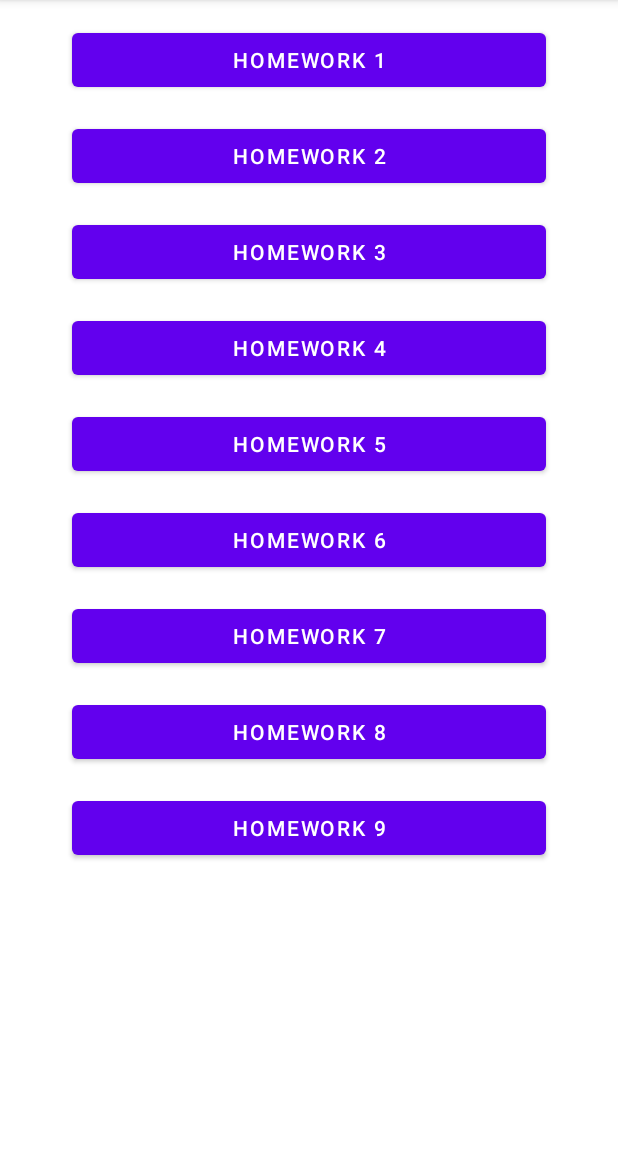
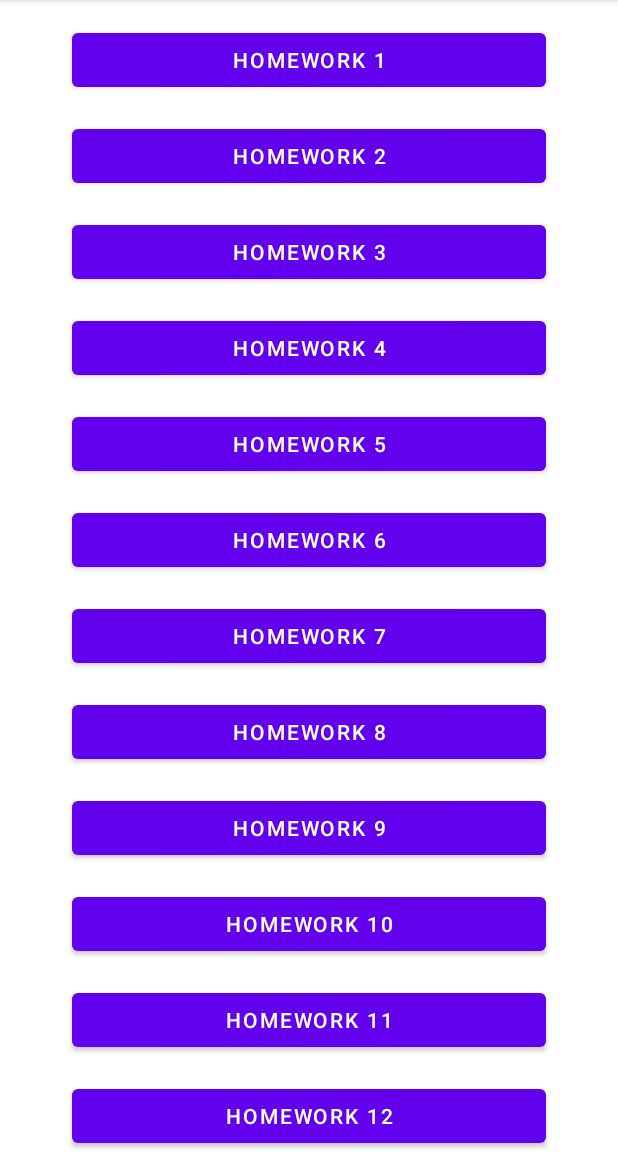
Before and after one commit to Dmitry-Zv/My-application, an Android app: the screen it shows after launch (MainActivity), on a phone screen of 412 x 824 dp, the part 84-1236 px from its top. Run offline under Robolectric (Android 15) with nearby library versions, the phone set to English and light mode, and no system bars.

```diff
--- a/app/src/main/AndroidManifest.xml
+++ b/app/src/main/AndroidManifest.xml
@@ -11,7 +11,8 @@
         android:roundIcon="@mipmap/ic_launcher_round"
         android:supportsRtl="true"
         android:theme="@style/AppTheme">
-        <activity android:name=".homework8.Homework8"></activity>
+        <activity android:name=".homework11.Homework11"></activity>
+        <activity android:name=".homework8.Homework8" />
         <activity android:name=".homework7.Homework7" />
         <activity android:name=".homework6.Homework6" />
         <activity android:name=".homework5.HomePage" />
--- a/app/src/main/java/by/zharikov/myapplication/MainActivity.kt
+++ b/app/src/main/java/by/zharikov/myapplication/MainActivity.kt
@@ -3,6 +3,7 @@ package by.zharikov.myapplication
 import android.content.Intent
 import androidx.appcompat.app.AppCompatActivity
 import android.os.Bundle
+import by.zharikov.myapplication.homework11.Homework11
 import by.zharikov.myapplication.homework2.Homework2
 import by.zharikov.myapplication.homework3.Homework3
 import by.zharikov.myapplication.homework4.Homework4
@@ -21,7 +22,7 @@ class MainActivity : AppCompatActivity() {
             startActivity(intent)
         }
         button2.setOnClickListener {
-            val intent = Intent(this, Homework2::class.java )
+            val intent = Intent(this, Homework2::class.java)
             startActivity(intent)
         }
         button3.setOnClickListener {
@@ -48,5 +49,8 @@ class MainActivity : AppCompatActivity() {
             val intent = Intent(this, Homework8::class.java)
             startActivity(intent)
         }
+        button11.setOnClickListener {
+            startActivity(Intent(this, Homework11::class.java))
+        }
     }
 }
--- a/app/src/main/res/layout/activity_main.xml
+++ b/app/src/main/res/layout/activity_main.xml
@@ -5,6 +5,16 @@
     android:layout_width="match_parent"
     android:layout_height="match_parent"
     tools:context=".MainActivity">
+
+    <ScrollView
+        android:layout_width="match_parent"
+        android:layout_height="wrap_content"
+        app:layout_constraintTop_toTopOf="parent">
+
+        <LinearLayout
+            android:layout_width="match_parent"
+            android:layout_height="wrap_content"
+            android:orientation="vertical">
 
             <Button
                 android:id="@+id/button"
@@ -65,6 +75,7 @@
                 android:layout_marginEnd="48dp"
                 android:text="@string/homework6"
                 app:layout_constraintTop_toBottomOf="@+id/button5" />
+
             <Button
                 android:id="@+id/button7"
                 android:layout_width="match_parent"
@@ -74,6 +85,7 @@
                 android:layout_marginEnd="48dp"
                 android:text="@string/homework_7"
                 app:layout_constraintTop_toBottomOf="@+id/button6" />
+
             <Button
                 android:id="@+id/button8"
                 android:layout_width="match_parent"
@@ -83,6 +95,7 @@
                 android:layout_marginEnd="48dp"
                 android:text="@string/homework_8"
                 app:layout_constraintTop_toBottomOf="@+id/button7" />
+
             <Button
                 android:id="@+id/button9"
                 android:layout_width="match_parent"
@@ -92,4 +105,36 @@
                 android:layout_marginEnd="48dp"
                 android:text="@string/homework_9"
                 app:layout_constraintTop_toBottomOf="@+id/button8" />
+
+            <Button
+                android:id="@+id/button10"
+                android:layout_width="match_parent"
+                android:layout_height="wrap_content"
+                android:layout_marginStart="48dp"
+                android:layout_marginTop="16dp"
+                android:layout_marginEnd="48dp"
+                android:text="@string/homework_10"
+                app:layout_constraintTop_toBottomOf="@+id/button9" />
+
+            <Button
+                android:id="@+id/button11"
+                android:layout_width="match_parent"
+                android:layout_height="wrap_content"
+                android:layout_marginStart="48dp"
+                android:layout_marginTop="16dp"
+                android:layout_marginEnd="48dp"
+                android:text="@string/homework_11"
+                app:layout_constraintTop_toBottomOf="@+id/button10" />
+
+            <Button
+                android:id="@+id/button12"
+                android:layout_width="match_parent"
+                android:layout_height="wrap_content"
+                android:layout_marginStart="48dp"
+                android:layout_marginTop="16dp"
+                android:layout_marginEnd="48dp"
+                android:text="@string/homework_12"
+                app:layout_constraintTop_toBottomOf="@+id/button11" />
+        </LinearLayout>
+    </ScrollView>
 </androidx.constraintlayout.widget.ConstraintLayout>
--- a/app/src/main/res/values/strings.xml
+++ b/app/src/main/res/values/strings.xml
@@ -61,5 +61,10 @@
     <string name="percent">%</string>
     <string name="dollar">$</string>
     <string name="error_response">Error response</string>
+    <string name="homework_10">Homework 10</string>
+    <string name="homework_11">Homework 11</string>
+    <string name="homework_12">Homework 12</string>
+    <string name="green">#00ff7f</string>
+    <string name="red">#744e3b</string>
 
 </resources>
```
Also changed, not shown: app/src/main/java/by/zharikov/myapplication/homework11/Homework11.kt (added, +45 -0 lines), app/src/main/res/layout/activity_homework11.xml (added, +26 -0 lines). Lines whose indentation alone changed are shown as unchanged.
